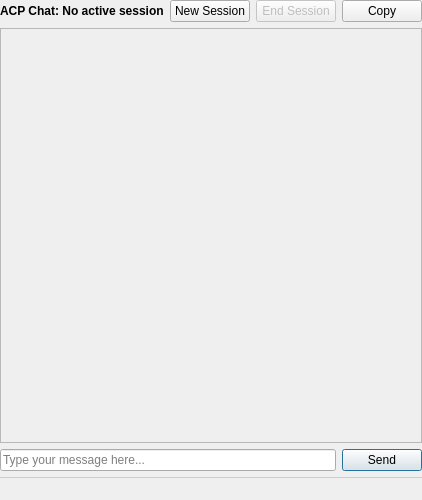
First picture: the form in addons/acpclient/acpclientchat.ui, repository KDE/kate, before the edit.
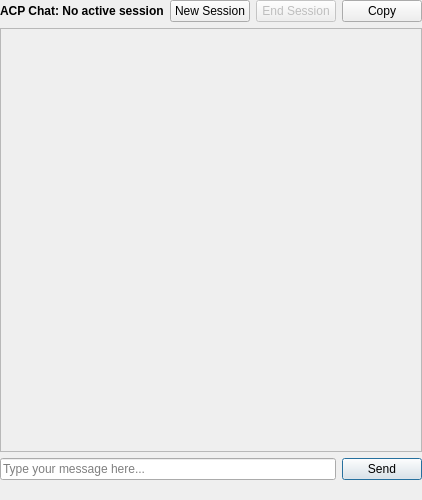
Second picture: the form after the edit. Icons and pictures are not drawn.

Patch:
```diff
--- a/addons/acpclient/acpclientchat.ui
+++ b/addons/acpclient/acpclientchat.ui
@@ -155,9 +155,7 @@
      <property name="text">
       <string/>
      </property>
-     <property name="styleSheet">
-      <string>QLabel { padding: 4px; border-top: 1px solid #ccc; font-size: small; color: #666; }</string>
-     </property>
+
     </widget>
    </item>
   </layout>
```
